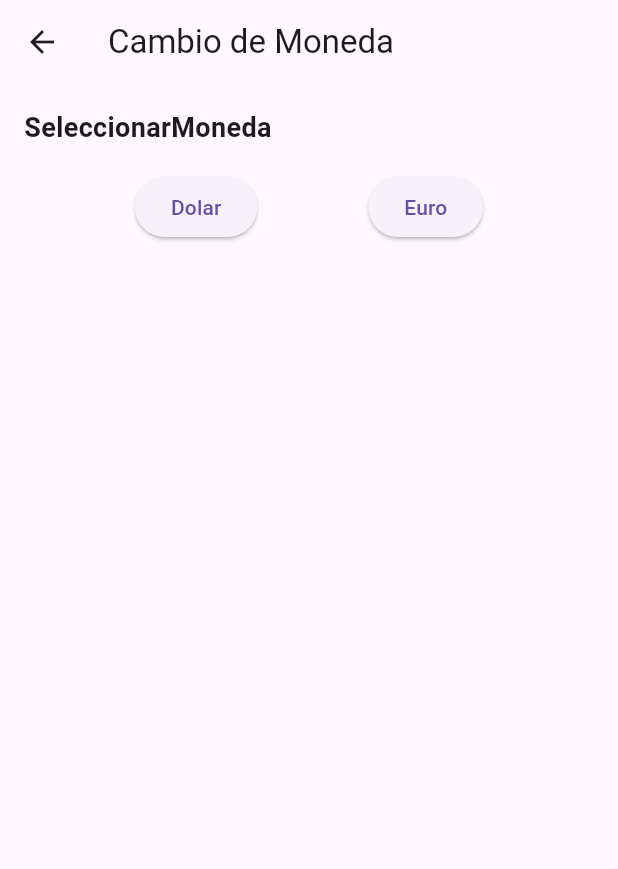
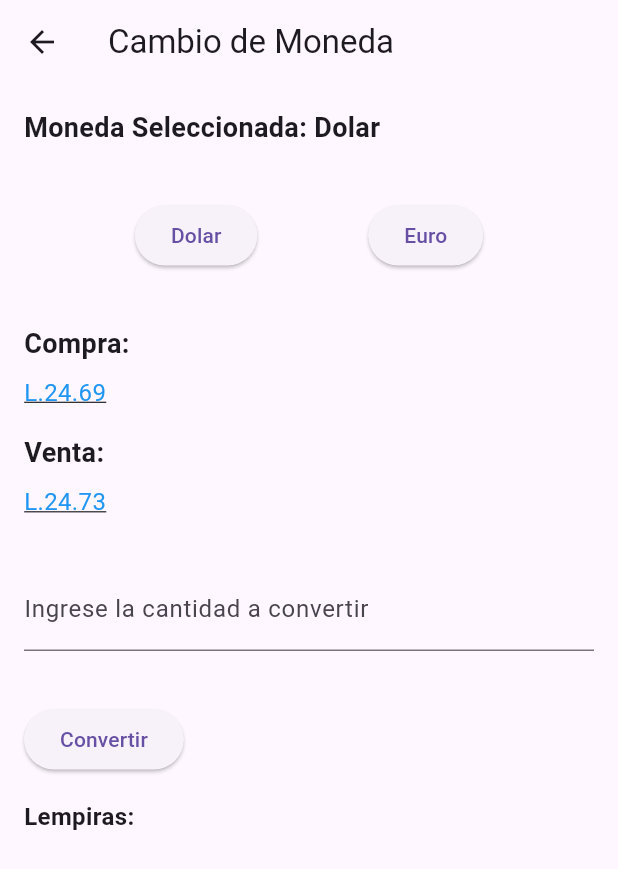
Before and after one commit to Progra-Movil-917/Laboratorio2_Equipo2, a Flutter app: the MonedaScreen screen opened by its route, after a tap on "Dolar", on a phone screen of 412 x 824 dp. Shown: the top 869 px of the screen. Run offline on Flutter 3.47's test engine with Material 3 defaults, Android fonts, the phone set to English and light mode, and no system bars.

Commit message:
Pantalla de cambio de moneda terminada

```diff
--- a/lib/screens/moneda.dart
+++ b/lib/screens/moneda.dart
@@ -9,6 +9,7 @@ class MonedaScreen extends StatefulWidget {
 
 class _MonedaScreenState extends State<MonedaScreen> {
   String _selmoneda = 'dolar';
+  String _nomMoneda = 'Dolar';
   TextEditingController _controller = TextEditingController();
   String _result = '';
   @override
@@ -17,37 +18,63 @@ class _MonedaScreenState extends State<MonedaScreen> {
       appBar: AppBar(
         title: const Text('Cambio de Moneda'),
       ),
-      body: Padding(
+      body: SingleChildScrollView(
         padding: const EdgeInsets.all(16.0),
         child: Column(
           crossAxisAlignment: CrossAxisAlignment.start,
           children: [
-            const Text(
-              'SeleccionarMoneda',
-              style: TextStyle(
+            Text(
+              'Moneda Seleccionada: $_nomMoneda',
+              style: const TextStyle(
                 fontSize: 18.0,
                 fontWeight: FontWeight.bold,
               ),
             ),
             const SizedBox(
-              height: 16.0,
+              height: 35,
             ),
             Row(
               mainAxisAlignment: MainAxisAlignment.spaceEvenly,
               children: [
                 ElevatedButton(
                   onPressed: () {
-                    _camMoneda('Dolar');
+                    _camMoneda('Dolar', 'Dolar');
                   },
                   child: const Text('Dolar'),
                 ),
                 ElevatedButton(
                   onPressed: () {
-                    _camMoneda('Euro');
+                    _camMoneda('Euro', 'Euro');
                   },
                   child: const Text('Euro'),
                 ),
               ],
+            ),
+            SizedBox(height: 35),
+            _buildPrecio('Compra', _ValorCompra()),
+            _buildPrecio('Venta', _ValorVenta()),
+            SizedBox(height: 16.0),
+            TextField(
+              controller: _controller,
+              keyboardType: TextInputType.number,
+              decoration: const InputDecoration(
+                labelText: 'Ingrese la cantidad a convertir',
+              ),
+            ),
+            SizedBox(height: 35),
+            ElevatedButton(
+              onPressed: () {
+                _conversion();
+              },
+              child: const Text('Convertir'),
+            ),
+            const SizedBox(height: 16.0),
+            Text(
+              'Lempiras: $_result',
+              style: const TextStyle(
+                fontSize: 16.0,
+                fontWeight: FontWeight.bold,
+              ),
             )
           ],
         ),
@@ -55,9 +82,11 @@ class _MonedaScreenState extends State<MonedaScreen> {
     );
   }
 
-  void _camMoneda(String newMoneda) {
+  //Metodo para hacer los cambios de moneda
+  void _camMoneda(String newMoneda, String nameMoneda) {
     setState(() {
       _selmoneda = newMoneda;
+      _nomMoneda = nameMoneda;
       _controller.clear();
       _result = '';
     });
@@ -91,9 +120,9 @@ class _MonedaScreenState extends State<MonedaScreen> {
   //Metodo para presentar el valor de compra de cada moneda
   String _ValorCompra() {
     if (_selmoneda == 'Dolar') {
-      return '24.6968';
+      return '24.69';
     } else if (_selmoneda == 'Euro') {
-      return '25.2772';
+      return '25.27';
     }
     return '';
   }
```
